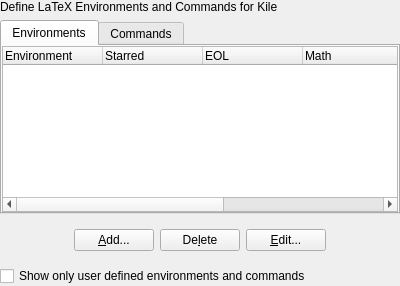
KDE/kile, file src/dialogs/latexcommanddialog_base.ui: the form before one commit.
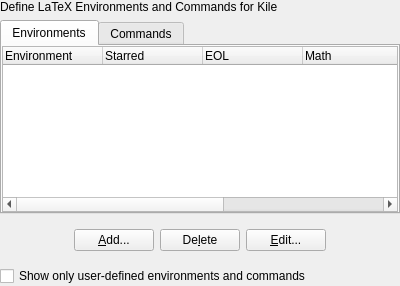
The form after the commit. Custom widgets are drawn as their Qt base class.

```diff
--- a/src/dialogs/latexcommanddialog_base.ui
+++ b/src/dialogs/latexcommanddialog_base.ui
@@ -200,7 +200,7 @@
    <item>
     <widget class="QCheckBox" name="showOnlyUserDefined" >
      <property name="text" >
-      <string>Show only user defined environments and commands</string>
+      <string>Show only user-defined environments and commands</string>
      </property>
     </widget>
    </item>
```
Left out of the diff: 6 changed lines with no effect on the pictures.
